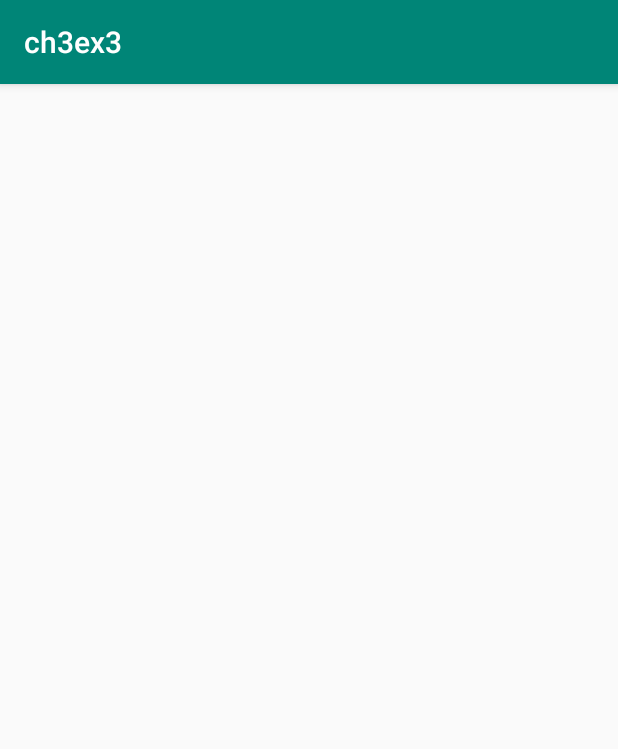
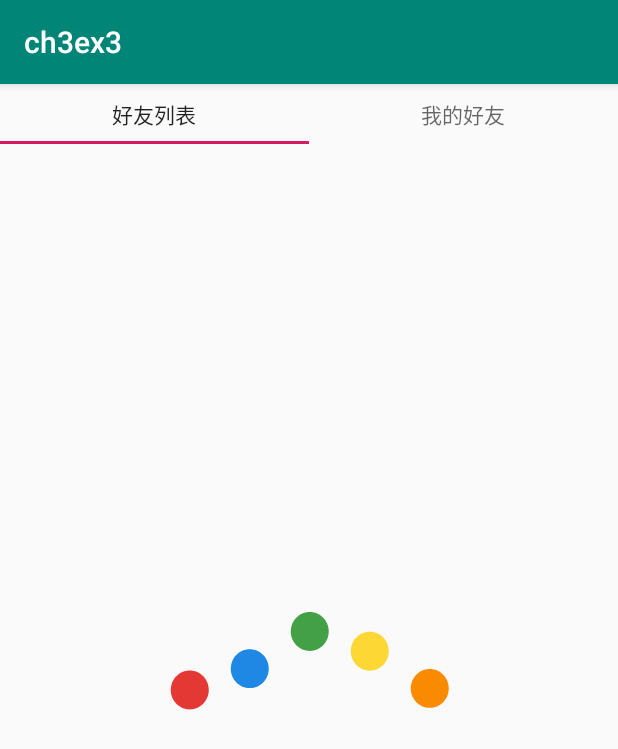
Before and after one commit to giriawsh/school, an Android app: the screen it shows after launch (Ch3Ex3Activity), after a tap on "CH3EX3", on a phone screen of 412 x 824 dp. Shown: the top 749 px of the screen. Run offline under Robolectric (Android 15) with nearby library versions, the phone set to English and light mode, and no system bars.

Commit message:
homework done

```diff
--- a/third/Chapter-3-master/Homework/app/src/main/java/com/example/chapter3/homework/Ch3Ex1Activity.java
+++ b/third/Chapter-3-master/Homework/app/src/main/java/com/example/chapter3/homework/Ch3Ex1Activity.java
@@ -44,6 +44,8 @@ public class Ch3Ex1Activity extends AppCompatActivity {
                 // 提示1：可以参考 https://airbnb.io/lottie/#/android?id=custom-animators
                 // 提示2：SeekBar 的文档可以把鼠标放在 OnProgressChanged 中间，并点击 F1 查看，
                 // 或者到官网查询 https://developer.android.google.cn/reference/android/widget/SeekBar.OnSeekBarChangeListener.html#onProgressChanged(android.widget.SeekBar,%20int,%20boolean
+                float myProgress = progress * 1.0f / seekBar.getMax();
+                animationView.setProgress(myProgress);
             }
 
             @Override
--- a/third/Chapter-3-master/Homework/app/src/main/java/com/example/chapter3/homework/Ch3Ex3Activity.java
+++ b/third/Chapter-3-master/Homework/app/src/main/java/com/example/chapter3/homework/Ch3Ex3Activity.java
@@ -1,7 +1,12 @@
 package com.example.chapter3.homework;
 
+import android.content.pm.PermissionGroupInfo;
+import android.os.Bundle;
+import android.support.design.widget.TabLayout;
+import android.support.v4.app.Fragment;
+import android.support.v4.app.FragmentPagerAdapter;
+import android.support.v4.view.ViewPager;
 import android.support.v7.app.AppCompatActivity;
-import android.os.Bundle;
 
 /**
  * 使用 ViewPager 和 Fragment 做一个简单版的好友列表界面
@@ -10,18 +15,38 @@ import android.os.Bundle;
  * 3. 对于好友列表 Fragment，使用 Lottie 实现 Loading 效果，在 5s 后展示实际的列表，要求这里的动效是淡入淡出
  */
 public class Ch3Ex3Activity extends AppCompatActivity {
-
+    private static final int PAGE_COUNT = 2;
     @Override
     protected void onCreate(Bundle savedInstanceState) {
         super.onCreate(savedInstanceState);
         setContentView(R.layout.activity_ch3ex3);
-
-
-
         // TODO: ex3-1. 添加 ViewPager 和 Fragment 做可滑动界面
 
+        ViewPager pager = findViewById(R.id.view_pager);
+        TabLayout tabLayout = findViewById(R.id.tab_layout);
+        pager.setAdapter(new FragmentPagerAdapter(getSupportFragmentManager()) {
+            @Override
+            public Fragment getItem(int i) {
+                return new PlaceholderFragment();
+            }
 
+            @Override
+            public int getCount() {
+                return PAGE_COUNT;
+            }
+
+            @Override
+            public CharSequence getPageTitle(int position){
+                if(position==0)
+                {
+                    return "好友列表";
+                }else{
+                    return "我的好友";
+                }
+            }
+        });
 
         // TODO: ex3-2, 添加 TabLayout 支持 Tab
+        tabLayout.setupWithViewPager(pager);
     }
 }
--- a/third/Chapter-3-master/Homework/app/src/main/java/com/example/chapter3/homework/PlaceholderFragment.java
+++ b/third/Chapter-3-master/Homework/app/src/main/java/com/example/chapter3/homework/PlaceholderFragment.java
@@ -1,16 +1,36 @@
 package com.example.chapter3.homework;
 
-
+import android.animation.Animator;
+import android.animation.AnimatorListenerAdapter;
 import android.os.Bundle;
 import android.support.annotation.Nullable;
 import android.support.v4.app.Fragment;
 import android.view.LayoutInflater;
 import android.view.View;
 import android.view.ViewGroup;
+import android.widget.Adapter;
+import android.widget.ArrayAdapter;
+import android.widget.ListView;
+import android.widget.SimpleAdapter;
+import android.widget.TextView;
+
+import com.airbnb.lottie.LottieAnimationView;
+
+import java.util.List;
+import java.util.Objects;
 
 public class PlaceholderFragment extends Fragment {
-
-
+    static String[] dataList = {//Beijing University of Posts and Telecommunications
+            "BEIJING",
+            "UNIVERSITY",
+            "OF",
+            "POSTS",
+            "AND",
+            "TELECOMMUNICATIONS",
+            "GIRIA"
+    };
+    ListView listView;
+    LottieAnimationView animationView;
     @Override
     public View onCreateView(LayoutInflater inflater, ViewGroup container,
                              Bundle savedInstanceState) {
@@ -21,12 +41,34 @@ public class PlaceholderFragment extends Fragment {
     @Override
     public void onActivityCreated(@Nullable Bundle savedInstanceState) {
         super.onActivityCreated(savedInstanceState);
-
+        listView = Objects.requireNonNull(getView()).findViewById(R.id.list_view);
+        ArrayAdapter<String> itemsAdapter =
+                new ArrayAdapter<String>(Objects.requireNonNull(getActivity()),
+                        android.R.layout.simple_list_item_1, dataList);
+        listView.setAdapter(itemsAdapter);
+        animationView = getView().findViewById(R.id.animation_view3);
         getView().postDelayed(new Runnable() {
             @Override
             public void run() {
                 // 这里会在 5s 后执行
                 // TODO ex3-4：实现动画，将 lottie 控件淡出，列表数据淡入
+                listView.setAlpha(0f);
+                listView.setVisibility(View.VISIBLE);
+
+                listView.animate()
+                        .setDuration(1000)
+                        .alpha(1.0f)
+                        .setListener(null);
+
+                animationView.animate()
+                        .alpha(0f)
+                        .setDuration(1000)
+                        .setListener(new AnimatorListenerAdapter() {
+                            @Override
+                            public void onAnimationEnd(Animator animation) {
+                                animationView.setVisibility(View.GONE);
+                            }
+                        });
             }
         }, 5000);
     }
--- a/third/Chapter-3-master/Homework/app/src/main/res/layout/activity_ch3ex1.xml
+++ b/third/Chapter-3-master/Homework/app/src/main/res/layout/activity_ch3ex1.xml
@@ -1,6 +1,7 @@
 <?xml version="1.0" encoding="utf-8"?>
 <FrameLayout xmlns:android="http://schemas.android.com/apk/res/android"
     xmlns:tools="http://schemas.android.com/tools"
+    xmlns:app="http://schemas.android.com/apk/res-auto"
     android:layout_width="match_parent"
     android:layout_height="match_parent"
     tools:context=".Ch3Ex1Activity">
@@ -12,7 +13,10 @@
         android:id="@+id/animation_view"
         android:layout_width="wrap_content"
         android:layout_height="wrap_content"
-        android:layout_gravity="center" />
+        android:layout_gravity="center"
+        app:lottie_autoPlay="true"
+        app:lottie_loop="true"
+        app:lottie_rawRes="@raw/material_wave_loading"/>
 
     <LinearLayout
         android:layout_width="match_parent"
--- a/third/Chapter-3-master/Homework/app/src/main/res/layout/activity_ch3ex3.xml
+++ b/third/Chapter-3-master/Homework/app/src/main/res/layout/activity_ch3ex3.xml
@@ -5,5 +5,26 @@
     android:layout_width="match_parent"
     android:layout_height="match_parent"
     tools:context=".Ch3Ex3Activity">
+    <LinearLayout
+        android:layout_width="match_parent"
+        android:layout_height="match_parent"
+        android:orientation="vertical">
+
+        <android.support.design.widget.TabLayout
+            android:id="@+id/tab_layout"
+            android:layout_width="match_parent"
+            android:layout_height="40dp" />
+
+        <FrameLayout
+            android:layout_width="match_parent"
+            android:layout_height="match_parent">
+
+            <android.support.v4.view.ViewPager
+                android:id="@+id/view_pager"
+                android:layout_width="match_parent"
+                android:layout_height="match_parent" />
+        </FrameLayout>
+    </LinearLayout>
+
 
 </FrameLayout>
--- a/third/Chapter-3-master/Homework/app/src/main/res/layout/fragment_placeholder.xml
+++ b/third/Chapter-3-master/Homework/app/src/main/res/layout/fragment_placeholder.xml
@@ -1,8 +1,22 @@
 <?xml version="1.0" encoding="utf-8"?>
 <FrameLayout xmlns:android="http://schemas.android.com/apk/res/android"
     xmlns:tools="http://schemas.android.com/tools"
+    xmlns:app="http://schemas.android.com/apk/res-auto"
     android:layout_width="match_parent"
     android:layout_height="match_parent"
     tools:context=".PlaceholderFragment">
+    <com.airbnb.lottie.LottieAnimationView
+        android:id="@+id/animation_view3"
+        android:layout_width="wrap_content"
+        android:layout_height="wrap_content"
+        android:layout_gravity="center"
+        app:lottie_rawRes="@raw/material_wave_loading"
+        app:lottie_autoPlay="true"
+        app:lottie_loop="true"/>
 
+    <ListView
+        android:id="@+id/list_view"
+        android:layout_width="match_parent"
+        android:layout_height="match_parent"
+        android:visibility="invisible"/>
 </FrameLayout>
--- a/third/Chapter-3-master/Homework/build.gradle
+++ b/third/Chapter-3-master/Homework/build.gradle
@@ -7,7 +7,6 @@ buildscript {
     }
     dependencies {
         classpath 'com.android.tools.build:gradle:3.4.1'
-
         // NOTE: Do not place your application dependencies here; they belong
         // in the individual module build.gradle files
     }
```
Also changed, not shown: third/Chapter-3-master/Demo/app/src/main/java/com/example/chapter3/demo/animation/ScalePropertyActivity.java (+21 -21 lines), third/Chapter-3-master/Homework/app/src/main/java/com/example/chapter3/homework/Ch3Ex2Activity.java (+21 -2 lines), 2 other files.
